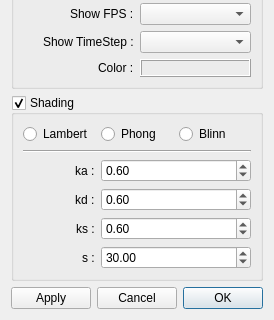
Before: the Qt Designer form Widgets/Preference.ui in CCSEPBVR/CS-IS-PBVR, drawn with Qt 5; both pictures show x 0 to 274 and y 504 to 824 of the 274 by 824 pixel window.
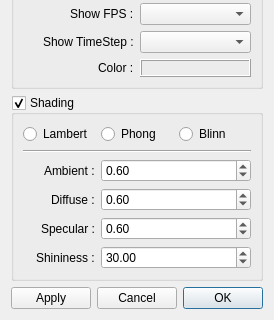
After: the same form once the commit is applied. Custom widgets are drawn as their Qt base class.

Commit message: ka,kd,ks,sのラベルを変更

```diff
--- a/Widgets/Preference.ui
+++ b/Widgets/Preference.ui
@@ -302,13 +302,6 @@
         </property>
        </widget>
       </item>
-      <item row="5" column="0" alignment="Qt::AlignRight">
-       <widget class="QLabel" name="sLbl">
-        <property name="text">
-         <string>s :</string>
-        </property>
-       </widget>
-      </item>
       <item row="4" column="1" colspan="2">
        <widget class="QDoubleSpinBox" name="ksDSBox">
         <property name="singleStep">
@@ -329,21 +322,21 @@
       <item row="2" column="0" alignment="Qt::AlignRight">
        <widget class="QLabel" name="kaLbl">
         <property name="text">
-         <string>ka :</string>
+         <string>Ambient :</string>
         </property>
        </widget>
       </item>
       <item row="4" column="0" alignment="Qt::AlignRight">
        <widget class="QLabel" name="ksLbl">
         <property name="text">
-         <string>ks :</string>
+         <string>Specular :</string>
         </property>
        </widget>
       </item>
       <item row="3" column="0" alignment="Qt::AlignRight">
        <widget class="QLabel" name="kdLbl">
         <property name="text">
-         <string>kd :</string>
+         <string>Diffuse :</string>
         </property>
        </widget>
       </item>
@@ -371,6 +364,13 @@
         </property>
        </widget>
       </item>
+      <item row="5" column="0" alignment="Qt::AlignRight">
+       <widget class="QLabel" name="sLbl">
+        <property name="text">
+         <string>Shininess :</string>
+        </property>
+       </widget>
+      </item>
      </layout>
     </widget>
    </item>
```
